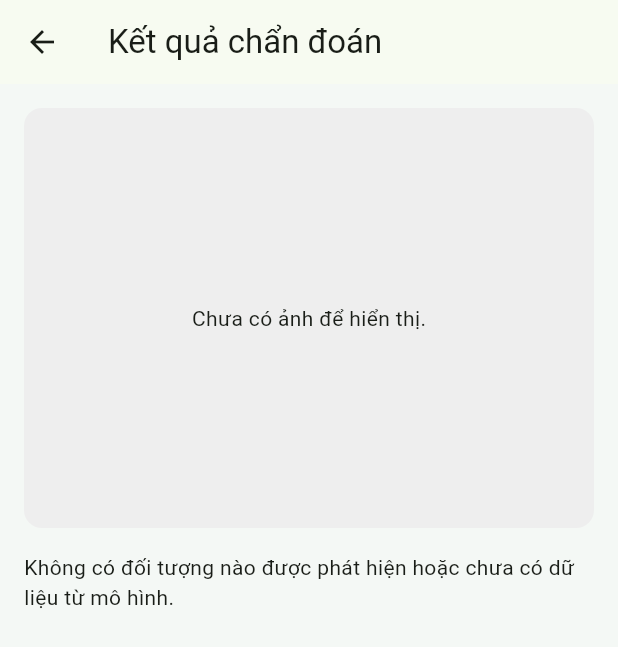
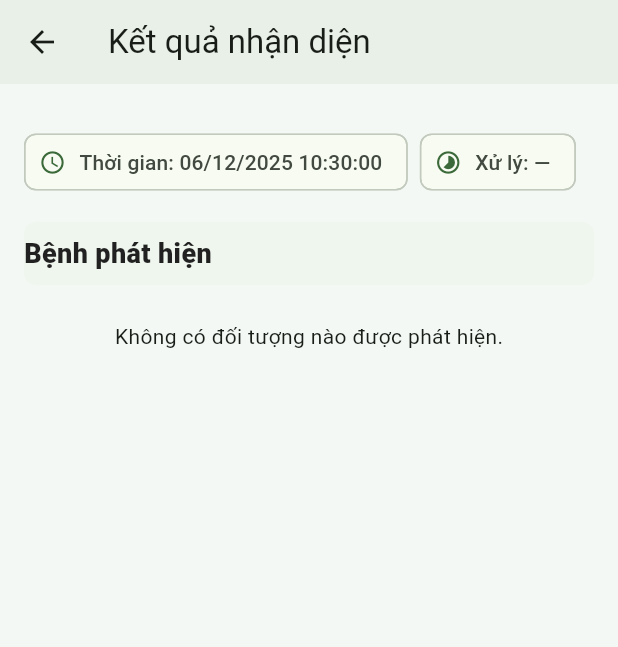
Before and after one commit to duydo2823/doan, a Flutter app: the ResultPage screen opened by its route, on a phone screen of 412 x 824 dp. Shown: the top 647 px of the screen. Run offline on Flutter 3.47's test engine with Material 3 defaults, Android fonts, the phone set to English and light mode, and no system bars; our stand-ins replace camera, image_picker, shared_preferences, video_player; missing offline and left inert: video_thumbnail; accounts and stored records are empty.

```diff
--- a/lib/pages/result_page.dart
+++ b/lib/pages/result_page.dart
@@ -15,84 +15,78 @@ const Map<String, String> kDiseaseVI = {
   'Healthy': 'Lá khoẻ mạnh',
 };
 
-/// Hướng dẫn điều trị & phòng ngừa
-/// Mỗi bệnh có 2 nhóm:
-///   quick   - xử lý nhanh khi đã phát hiện bệnh
-///   prevent - phòng ngừa lâu dài
+/// Hướng dẫn điều trị & phòng ngừa theo tài liệu bạn gửi
 const Map<String, Map<String, List<String>>> kGuide = {
+  'Miner': {
+    'quick': [
+      'Khi phát hiện sâu, cắt bỏ cành/thân bị đục và tiêu hủy ngay (cắt xa vị trí đục ≥ 8 cm).',
+      'Không cắt được thì dùng dây thép luồn vào lỗ đục để diệt sâu.',
+      'Phun thuốc có hoạt chất Diazinon hoặc Chlorpyrifos Ethyl + Cypermethrin theo khuyến cáo.',
+      'Phun vào sáng sớm/chiều mát, tập trung vào thân; ưu tiên thuốc độc tính thấp.',
+      'Dùng bẫy đèn bắt sâu trưởng thành vào đầu mùa mưa.',
+    ],
+    'long': [
+      'Thăm vườn thường xuyên để phát hiện sớm; cắt bỏ và tiêu hủy cành bệnh.',
+      'Vệ sinh vườn, dọn cỏ, đốt bỏ tàn dư thực vật.',
+      'Mật độ trồng hợp lý, tỉa cành tạo tán cho thông thoáng.',
+      'Bón phân cân đối; tránh lạm dụng đạm; tăng sức đề kháng cho cây.',
+      'Bảo vệ thiên địch (ong ký sinh, bọ rùa…).',
+      'Dùng chế phẩm sinh học: nấm xanh (Metarhizium), nấm trắng (Beauveria).',
+      'Phun phòng định kỳ bằng thuốc thấm sâu/lưu dẫn mạnh.',
+      'Có thể bơm thuốc trực tiếp vào lỗ đục bằng xilanh để tăng hiệu quả.',
+    ],
+  },
+
+  'Rust': {
+    'quick': [
+      'Kiểm tra vườn thường xuyên để phát hiện sớm.',
+      'Phun sớm khi mới chớm: Propiconazole, Difenoconazole, Hexaconazole hoặc Copper Oxychloride.',
+      'Phun phòng 10–15 ngày/lần đầu mùa mưa để chặn lây lan.',
+      'Thu gom, tiêu hủy lá bệnh; cây nặng thì xử lý riêng, tránh phát tán bào tử.',
+      'Luân phiên hoạt chất để tránh kháng thuốc.',
+    ],
+    'long': [
+      'Thu gom, đốt/chôn sâu lá bệnh rụng dưới gốc.',
+      'Dọn sạch cỏ dại, tàn dư thực vật.',
+      'Trồng mật độ hợp lý, không quá dày; tỉa cành tăm, cành vô hiệu.',
+      'Cải thiện thoát nước, giữ vườn khô ráo mùa mưa.',
+      'Bón cân đối, tăng Kali; hạn chế bón thừa đạm.',
+      'Bổ sung hữu cơ để cải tạo đất và tăng đề kháng.',
+    ],
+  },
+
+  'Phoma': {
+    'quick': [
+      'Cắt bỏ lá/cành bệnh nặng để ngăn lây lan và tiêu hủy ngay.',
+      'Phun Mancozeb, Copper Oxychloride, Validamycin hoặc Metalaxyl đúng liều.',
+      'Dùng chế phẩm sinh học Trichoderma để khống chế nấm trong đất.',
+      'Có thể rải vôi bột khử khuẩn đất tại vùng ổ dịch.',
+    ],
+    'long': [
+      'Tỉa cành tạo tán thông thoáng, giảm ẩm vườn.',
+      'Vệ sinh vườn, thu gom và tiêu hủy tàn dư, cỏ dại.',
+      'Khoảng cách trồng hợp lý để lưu thông ánh sáng/không khí.',
+      'Bón cân đối, ưu tiên Kali/Canxi/Silic để tăng đề kháng; tránh thừa đạm.',
+      'Tưới tiêu hợp lý, tránh úng hoặc khô hạn kéo dài.',
+    ],
+  },
+
   'Cercospora': {
     'quick': [
-      'Tỉa bỏ các lá, cành bị bệnh nặng, thu gom và tiêu hủy để tránh lây lan.',
-      'Không để lá bệnh rụng lại trên vườn, hạn chế nước tưới văng làm phát tán bào tử.',
-      'Khi bệnh nặng có thể phun thuốc gốc đồng hoặc các thuốc đặc trị theo khuyến cáo của cán bộ kỹ thuật.',
+      'Tỉa bỏ lá, cành, quả bệnh và tiêu hủy xa khu trồng.',
+      'Phun Hexaconazole, Copper Hydroxide… theo hướng dẫn; luân phiên hoạt chất.',
+      'Có thể dùng Trichoderma/Chaetomium (sinh học) để hỗ trợ.',
+      'Sau xử lý, chăm sóc phục hồi: bón cân đối, tưới hợp lý.',
     ],
-    'prevent': [
-      'Trồng với mật độ hợp lý, tỉa cành tạo tán thông thoáng giúp vườn ít ẩm, hạn chế nấm bệnh.',
-      'Bón phân cân đối N-P-K, tăng cường phân hữu cơ và kali để lá dày, khỏe, ít nhiễm bệnh.',
-      'Thường xuyên kiểm tra vườn, phát hiện sớm các vết bệnh nhỏ để xử lý kịp thời.',
-    ],
-  },
-  'Miner': {
-    'quick': [
-      'Cắt bỏ và tiêu hủy các lá, cành bị sâu đục nặng để triệt nguồn sâu.',
-      'Khi phát hiện đường đục mới, có thể dùng tay vò nát lá hoặc cắt bỏ phần lá đó.',
-      'Có thể sử dụng thuốc trừ sâu theo khuyến cáo địa phương khi mật số cao.',
-    ],
-    'prevent': [
-      'Giữ vườn thông thoáng, hạn chế cỏ dại là nơi trú ẩn của sâu.',
-      'Bón phân cân đối, không bón thừa đạm làm lá non ra quá nhiều, dễ thu hút sâu.',
-      'Theo dõi thường xuyên vào giai đoạn cây ra đọt non để phát hiện sớm sâu non.',
-    ],
-  },
-  'Phoma': {
-    'quick': [
-      'Cắt tỉa và tiêu hủy lá, cành bị bệnh, nhất là những lá có nhiều đốm cháy lớn.',
-      'Giảm tưới, tránh để vườn ẩm ướt kéo dài vì tạo điều kiện cho nấm phát triển.',
-      'Trong trường hợp bệnh nặng có thể phun thuốc trừ nấm theo đúng liều lượng khuyến cáo.',
-    ],
-    'prevent': [
-      'Quản lý tốt tàn dư thực vật, không để cành lá bệnh tồn tại trong vườn.',
-      'Bón phân hữu cơ hoai mục kết hợp nấm đối kháng để cải tạo đất và hạn chế nấm gây bệnh.',
-      'Tạo tán thông thoáng, hạn chế trồng quá dày, thường xuyên vệ sinh vườn.',
-    ],
-  },
-  'Rust': {
-    'quick': [
-      'Loại bỏ lá bị bệnh nặng, thu gom và tiêu hủy đúng cách.',
-      'Hạn chế tưới phun mưa vào thời điểm chiều tối, tránh làm ẩm kéo dài trên mặt lá.',
-      'Khi bệnh phát triển mạnh có thể sử dụng thuốc đặc trị bệnh rỉ sắt theo hướng dẫn.',
-    ],
-    'prevent': [
-      'Chọn giống có khả năng chống chịu bệnh rỉ sắt tốt nếu có điều kiện.',
-      'Chăm sóc cân đối dinh dưỡng, tránh bón quá nhiều đạm làm lá non mỏng, dễ nhiễm bệnh.',
-      'Theo dõi vườn thường xuyên vào đầu và giữa mùa mưa để phát hiện sớm vết bệnh rỉ.',
-    ],
-  },
-  'Healthy': {
-    'quick': [
-      'Không phát hiện dấu hiệu bệnh rõ ràng trên lá cà phê ở thời điểm hiện tại.',
-      'Tiếp tục theo dõi cây để kịp thời phát hiện nếu xuất hiện triệu chứng bất thường.',
-    ],
-    'prevent': [
-      'Duy trì chăm sóc vườn theo quy trình, bón phân cân đối và tỉa cành hợp lý.',
-      'Chủ động vệ sinh vườn, quản lý cỏ dại, thoát nước tốt để hạn chế mầm bệnh phát sinh.',
+    'long': [
+      'Tỉa cành già/yếu/chen chúc để tăng thông thoáng.',
+      'Thu gom, tiêu hủy lá rụng/tàn dư – cắt nguồn nấm bệnh.',
+      'Không trồng quá dày, cải thiện thông khí và ánh sáng.',
+      'Đảm bảo thoát nước tốt, tránh úng mùa mưa.',
+      'Bón cân đối, ưu tiên Kali/Canxi; hạn chế thừa đạm trong mùa mưa.',
     ],
   },
 };
-
-/// Chuẩn hoá tên lớp bệnh từ ROS về key chuẩn để tra map
-String normalizeDiseaseKey(String raw) {
-  final s = raw.trim();
-  final lower = s.toLowerCase();
-
-  if (lower.contains('cercospora')) return 'Cercospora';
-  if (lower.contains('miner')) return 'Miner';
-  if (lower.contains('phoma')) return 'Phoma';
-  if (lower.contains('rust')) return 'Rust';
-  if (lower.contains('healthy') || lower.contains('normal')) return 'Healthy';
-
-  return s;
-}
 
 class ResultPage extends StatefulWidget {
   static const routeName = '/result';
@@ -108,50 +102,34 @@ class _ResultPageState extends State<ResultPage> {
   String? _rawPath;
   Uint8List? _annotated;
   Map<String, dynamic>? _detections;
+
+  // Tính toán
+  late final DateTime _ts = DateTime.now();
   double? _latencyMs;
 
-  bool _initialized = false;
-  bool _savedHistory = false;
-
-  final NumberFormat _scoreFormat = NumberFormat('0.0');
+  // Chỉ lưu lịch sử 1 lần
+  bool _saved = false;
 
   @override
   void didChangeDependencies() {
     super.didChangeDependencies();
-    if (_initialized) return;
+    final args = ModalRoute.of(context)?.settings.arguments as Map<String, dynamic>?;
 
-    final args = ModalRoute.of(context)?.settings.arguments;
+    _rawPath   = args?['rawPath'] as String?;
+    _annotated = args?['annotated'] as Uint8List?;
+    _detections = args?['detections'] as Map<String, dynamic>?;
 
-    if (args is String) {
-      // Trường hợp từ CameraPage: chỉ có đường dẫn ảnh
-      _rawPath = args;
-    } else if (args is Map) {
-      // Trường hợp từ VideoStreamPage: nhận annotated + detections
-      final map = Map<String, dynamic>.from(args as Map);
-      _rawPath = map['rawPath'] as String?;
-      _annotated = map['annotated'] as Uint8List?;
-      final det = map['detections'];
-      if (det is Map<String, dynamic>) {
-        _detections = det;
-      } else if (det is Map) {
-        _detections = Map<String, dynamic>.from(det);
+    if (_detections != null && _detections!['latency_ms'] is num) {
+      _latencyMs = (_detections!['latency_ms'] as num).toDouble();
     }
-      final lat = map['latencyMs'];
-      if (lat is num) {
-        _latencyMs = lat.toDouble();
+
+    if (!_saved) {
+      _saveHistoryBest();
+      _saved = true;
     }
   }
 
-    _initialized = true;
-
-    // Lưu lịch sử (nếu có detection)
-    if (_detections != null && !_savedHistory) {
-      _savedHistory = true;
-      _saveHistoryBest();
-    }
-  }
-
-  /// Lấy mỗi bệnh 1 kết quả tốt nhất (score cao nhất)
+  /// Lấy mỗi bệnh 1 kết quả tốt nhất (điểm cao nhất)
   List<_OneDetection> _bestPerDisease() {
     final list = <_OneDetection>[];
     if (_detections == null) return list;
@@ -160,18 +138,11 @@ class _ResultPageState extends State<ResultPage> {
     if (dets is! List) return list;
 
     final byClass = <String, _OneDetection>{};
-
     for (final raw in dets) {
       final m = Map<String, dynamic>.from(raw as Map);
-
-      final rawCls = (m['cls'] ?? '').toString();
-      final cls = normalizeDiseaseKey(rawCls);
-
-      final score =
-      (m['score'] is num) ? (m['score'] as num).toDouble() : 0.0;
-      final bbox = (m['bbox'] as List?)
-          ?.map((e) => (e as num).toDouble())
-          .toList();
+      final cls = (m['cls'] ?? '').toString();
+      final score = (m['score'] is num) ? (m['score'] as num).toDouble() : 0.0;
+      final bbox = (m['bbox'] as List?)?.map((e) => (e as num).toDouble()).toList();
 
       if (cls.isEmpty) continue;
 
@@ -180,225 +151,202 @@ class _ResultPageState extends State<ResultPage> {
         byClass[cls] = _OneDetection(cls: cls, score: score, bbox: bbox);
       }
     }
-
     list.addAll(byClass.values);
+    // Sắp xếp giảm dần theo score
     list.sort((a, b) => b.score.compareTo(a.score));
     return list;
   }
 
+  /// Lưu bản ghi mạnh nhất vào lịch sử
   Future<void> _saveHistoryBest() async {
     final best = _bestPerDisease();
     if (best.isEmpty) return;
 
     final top = best.first;
-    final canonical = normalizeDiseaseKey(top.cls);
+    final vi = kDiseaseVI[top.cls] ?? top.cls;
+    final imgPath = _rawPath; // lưu path ảnh gốc (nếu có)
 
-    final now = DateTime.now();
-    final fmt = DateFormat('dd/MM/yyyy HH:mm:ss');
-
-    final record = <String, dynamic>{
-      'time': fmt.format(now),
-      'cls': canonical,
-      'score': '${_scoreFormat.format(top.score * 100)}%',
-      'latency': _latencyMs?.round() ?? 0,
-      'path': _rawPath ?? '',
-    };
-
-    try {
-      await DetectionHistoryStorage.addRecord(record);
-    } catch (_) {
-      // Bỏ qua lỗi lưu lịch sử để không làm văng app
-    }
+    await DetectionHistoryStorage.addRecord({
+      'time'   : DateFormat('dd/MM/yyyy HH:mm:ss').format(_ts),
+      'cls'    : vi,
+      'score'  : top.score.toStringAsFixed(2),
+      'latency': _latencyMs?.toStringAsFixed(2) ?? '-',
+      'path'   : imgPath,
+    });
   }
 
   @override
   Widget build(BuildContext context) {
     final best = _bestPerDisease();
+    final hasAnyImage = _annotated != null || (_rawPath != null && File(_rawPath!).existsSync());
 
     return Scaffold(
       appBar: AppBar(
-        title: const Text('Kết quả chẩn đoán'),
+        backgroundColor: const Color(0xFFE8F0E8),
+        title: const Text('Kết quả nhận diện'),
       ),
+      backgroundColor: const Color(0xFFF4F8F5),
       body: SafeArea(
-        child: SingleChildScrollView(
-          padding: const EdgeInsets.all(16),
-          child: Column(
-            crossAxisAlignment: CrossAxisAlignment.stretch,
+        child: ListView(
+          padding: const EdgeInsets.fromLTRB(16, 12, 16, 24),
           children: [
-              _buildImagePreview(),
-              const SizedBox(height: 16),
-              if (best.isEmpty)
-                const Text(
-                  'Không có đối tượng nào được phát hiện hoặc chưa có dữ liệu từ mô hình.',
-                  style: TextStyle(fontSize: 14),
-                )
-              else ...[
-                const Text(
-                  'Tổng quan',
-                  style: TextStyle(
-                    fontSize: 16,
-                    fontWeight: FontWeight.bold,
+            // Ảnh hiển thị
+            if (hasAnyImage)
+              ClipRRect(
+                borderRadius: BorderRadius.circular(12),
+                child: AspectRatio(
+                  aspectRatio: 3 / 4,
+                  child: Container(
+                    color: Colors.white,
+                    child: _annotated != null
+                        ? Image.memory(_annotated!, fit: BoxFit.contain)
+                        : Image.file(File(_rawPath!), fit: BoxFit.contain),
                   ),
                 ),
-                const SizedBox(height: 8),
-                const Text(
-                  'Hệ thống đã chọn ra đối tượng có độ tin cậy cao nhất cho mỗi loại bệnh. '
-                      'Bấm vào từng mục để xem hướng dẫn xử lý nhanh và phòng ngừa lâu dài.',
-                  style: TextStyle(fontSize: 13),
               ),
+
             const SizedBox(height: 16),
-                ...best.map((d) => _DiseaseCard(detection: d)),
+
+            // Thông tin thời gian & latency
+            _InfoChips(
+              time: DateFormat('dd/MM/yyyy HH:mm:ss').format(_ts),
+              latency: _latencyMs != null ? '${_latencyMs!.toStringAsFixed(2)} ms' : '—',
+            ),
+
+            const SizedBox(height: 16),
+
+            const _SectionTitle('Bệnh phát hiện'),
+
+            if (best.isEmpty)
+              const Padding(
+                padding: EdgeInsets.symmetric(vertical: 24),
+                child: Center(child: Text('Không có đối tượng nào được phát hiện.')),
+              ),
+
+            // Mỗi bệnh 1 card có thể thu gọn / mở ra
+            for (final d in best) _DiseaseCard(detection: d),
           ],
-            ],
-          ),
         ),
       ),
     );
   }
+}
 
-  Widget _buildImagePreview() {
-    Widget child;
-    if (_annotated != null) {
-      child = Image.memory(
-        _annotated!,
-        fit: BoxFit.contain,
-      );
-    } else if (_rawPath != null && _rawPath!.isNotEmpty) {
-      final file = File(_rawPath!);
-      if (file.existsSync()) {
-        child = Image.file(
-          file,
-          fit: BoxFit.contain,
-        );
-      } else {
-        child = const Center(
-          child: Text('Không tìm thấy file ảnh gốc.'),
+/* --------------------------------------------------------------- */
+/*  Widgets nhỏ                                                     */
+/* --------------------------------------------------------------- */
+
+class _InfoChips extends StatelessWidget {
+  final String time;
+  final String latency;
+  const _InfoChips({required this.time, required this.latency});
+
+  @override
+  Widget build(BuildContext context) {
+    return Wrap(
+      spacing: 8, runSpacing: 8,
+      children: [
+        Chip(
+          avatar: const Icon(Icons.schedule, size: 18),
+          label: Text('Thời gian: $time'),
+        ),
+        Chip(
+          avatar: const Icon(Icons.timelapse, size: 18),
+          label: Text('Xử lý: $latency'),
+        ),
+      ],
     );
   }
-    } else {
-      child = const Center(
-        child: Text('Chưa có ảnh để hiển thị.'),
-      );
 }
 
+class _SectionTitle extends StatelessWidget {
+  final String text;
+  const _SectionTitle(this.text);
+
+  @override
+  Widget build(BuildContext context) {
     return Container(
-      constraints: const BoxConstraints(maxHeight: 280),
+      padding: const EdgeInsets.symmetric(vertical: 8),
       decoration: BoxDecoration(
-        borderRadius: BorderRadius.circular(12),
-        color: Colors.grey.shade200,
+        color: const Color(0xFFEFF6EE),
+        borderRadius: BorderRadius.circular(8),
       ),
-      clipBehavior: Clip.antiAlias,
-      child: child,
+      child: Text(
+        text,
+        style: const TextStyle(
+            fontSize: 18, fontWeight: FontWeight.w800, color: Colors.black87),
+      ),
     );
   }
 }
 
 class _DiseaseCard extends StatelessWidget {
   final _OneDetection detection;
-
   const _DiseaseCard({required this.detection});
 
-  String _leadingLetter(String cls) =>
-      (cls.isNotEmpty) ? cls[0].toUpperCase() : '?';
+  String _leadingLetter(String cls) => (cls.isNotEmpty) ? cls[0].toUpperCase() : '?';
 
   @override
   Widget build(BuildContext context) {
-    final canonical = normalizeDiseaseKey(detection.cls);
-    final vi = kDiseaseVI[canonical] ?? canonical;
-    final tips = kGuide[canonical];
+    final cls = detection.cls;
+    final vi = kDiseaseVI[cls] ?? cls;
+    final tips = kGuide[cls];
 
     return Card(
       margin: const EdgeInsets.symmetric(vertical: 8),
-      elevation: 2,
+      shape: RoundedRectangleBorder(borderRadius: BorderRadius.circular(12)),
+      child: Theme( // làm ExpansionTile ít trống hơn
+        data: Theme.of(context).copyWith(dividerColor: Colors.transparent),
         child: ExpansionTile(
+          tilePadding: const EdgeInsets.symmetric(horizontal: 16, vertical: 8),
           leading: CircleAvatar(
-          child: Text(_leadingLetter(canonical)),
+            backgroundColor: Colors.green.shade50,
+            foregroundColor: Colors.green.shade800,
+            child: Text(_leadingLetter(cls)),
           ),
           title: Text(
             vi,
-          style: const TextStyle(fontWeight: FontWeight.bold),
+            style: const TextStyle(fontSize: 16, fontWeight: FontWeight.w800),
           ),
-        subtitle: Text(
-          'Độ tin cậy: ${(detection.score * 100).toStringAsFixed(1)}%',
-          style: const TextStyle(fontSize: 13),
-        ),
+          subtitle: Text('Độ tin cậy: ${(detection.score * 100).toStringAsFixed(2)}%'),
           childrenPadding: const EdgeInsets.fromLTRB(16, 0, 16, 16),
           children: [
+            const Divider(),
             if (tips == null)
-            const Text(
-              'Chưa có hướng dẫn chi tiết cho bệnh này.',
-              style: TextStyle(fontSize: 13),
-            )
-          else ...[
-            if (tips['quick'] != null && tips['quick']!.isNotEmpty)
-              _TipSection(
-                icon: Icons.medical_services,
-                title: 'Xử lý nhanh trên vườn',
-                items: tips['quick']!,
-              ),
-            const SizedBox(height: 8),
-            if (tips['prevent'] != null && tips['prevent']!.isNotEmpty)
-              _TipSection(
-                icon: Icons.shield,
-                title: 'Phòng ngừa lâu dài',
-                items: tips['prevent']!,
-              ),
+              const Text('Chưa có hướng dẫn cho bệnh này.'),
+            if (tips != null) ...[
+              const Text('Xử lý nhanh', style: TextStyle(
+                  fontSize: 16, fontWeight: FontWeight.w700)),
+              const SizedBox(height: 6),
+              for (final line in tips['quick']!) _Bullet(line),
+              const SizedBox(height: 12),
+              const Text('Phòng ngừa lâu dài', style: TextStyle(
+                  fontSize: 16, fontWeight: FontWeight.w700)),
+              const SizedBox(height: 6),
+              for (final line in tips['long']!) _Bullet(line),
             ],
           ],
+        ),
       ),
     );
   }
 }
 
-class _TipSection extends StatelessWidget {
-  final IconData icon;
-  final String title;
-  final List<String> items;
-
-  const _TipSection({
-    required this.icon,
-    required this.title,
-    required this.items,
-  });
+class _Bullet extends StatelessWidget {
+  final String text;
+  const _Bullet(this.text);
 
   @override
   Widget build(BuildContext context) {
-    return Column(
-      crossAxisAlignment: CrossAxisAlignment.start,
-      children: [
-        Row(
-          children: [
-            Icon(icon, size: 16),
-            const SizedBox(width: 6),
-            Text(
-              title,
-              style: const TextStyle(
-                fontSize: 14,
-                fontWeight: FontWeight.w600,
-              ),
-            ),
-          ],
-        ),
-        const SizedBox(height: 4),
-        ...items.map(
-              (e) => Padding(
-            padding: const EdgeInsets.only(bottom: 2),
+    return Padding(
+      padding: const EdgeInsets.only(bottom: 6),
       child: Row(
         crossAxisAlignment: CrossAxisAlignment.start,
         children: [
-                const Text('• ',
-                    style: TextStyle(fontSize: 13, height: 1.4)),
-                Expanded(
-                  child: Text(
-                    e,
-                    style: const TextStyle(fontSize: 13, height: 1.4),
-                  ),
-                ),
+          const Text('•  '),
+          Expanded(child: Text(text)),
         ],
       ),
-          ),
-        ),
-      ],
     );
   }
 }
@@ -408,10 +356,5 @@ class _OneDetection {
   final String cls;
   final double score;
   final List<double>? bbox;
-
-  const _OneDetection({
-    required this.cls,
-    required this.score,
-    this.bbox,
-  });
+  const _OneDetection({required this.cls, required this.score, this.bbox});
 }
```
Lines whose indentation alone changed are shown as unchanged.
